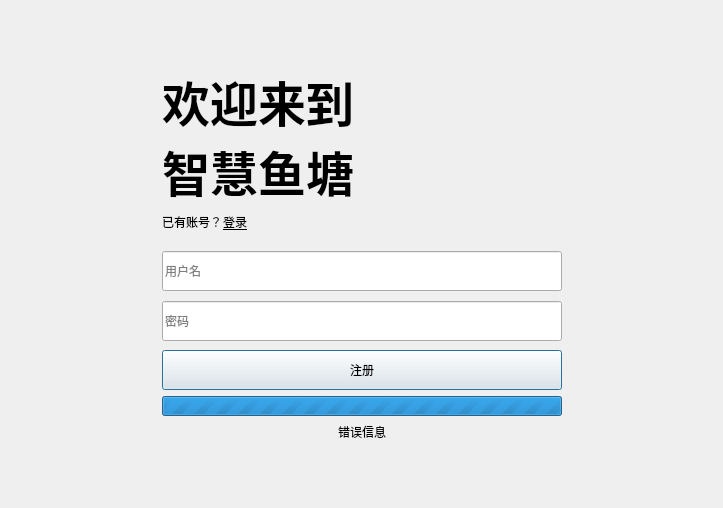
Before: the Qt Designer form client/ui/src/register.ui in Polar-Pumpkin/smartpond-client, drawn with Qt 5.
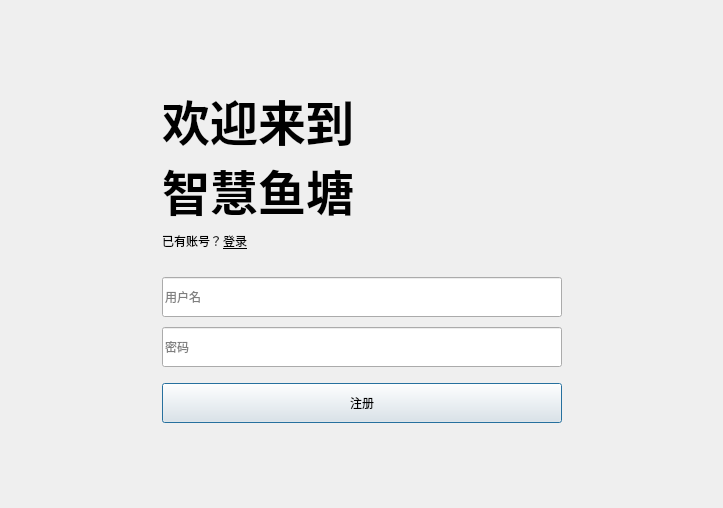
After: the same form once the commit is applied.

```diff
--- a/client/ui/src/register.ui
+++ b/client/ui/src/register.ui
@@ -253,50 +253,6 @@
            </property>
           </widget>
          </item>
-         <item>
-          <widget class="QProgressBar" name="bar">
-           <property name="minimumSize">
-            <size>
-             <width>400</width>
-             <height>20</height>
-            </size>
-           </property>
-           <property name="maximumSize">
-            <size>
-             <width>400</width>
-             <height>20</height>
-            </size>
-           </property>
-           <property name="maximum">
-            <number>0</number>
-           </property>
-           <property name="value">
-            <number>-1</number>
-           </property>
-          </widget>
-         </item>
-         <item>
-          <widget class="QLabel" name="message">
-           <property name="minimumSize">
-            <size>
-             <width>400</width>
-             <height>20</height>
-            </size>
-           </property>
-           <property name="maximumSize">
-            <size>
-             <width>400</width>
-             <height>20</height>
-            </size>
-           </property>
-           <property name="text">
-            <string>错误信息</string>
-           </property>
-           <property name="alignment">
-            <set>Qt::AlignCenter</set>
-           </property>
-          </widget>
-         </item>
         </layout>
        </item>
        <item>
```
